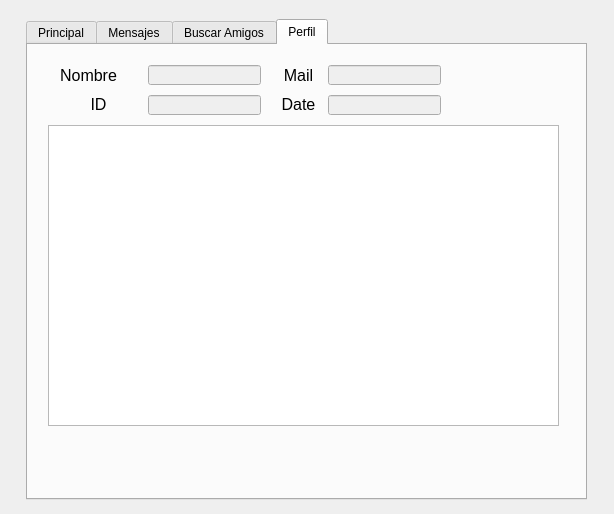
First picture: the form in TF/Red_Social/interfas.ui, repository PrenxLibert/Trabajo-Parcial-red-social-3-ciclo, before the edit.
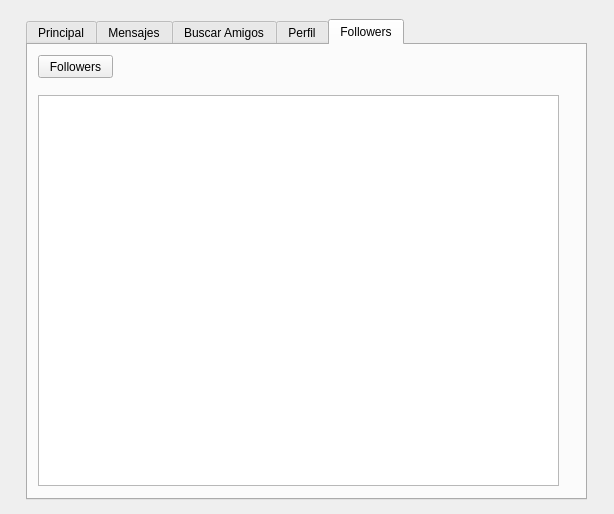
Second picture: the form after the edit.

Diff of the .ui file:
```diff
--- a/TF/Red_Social/interfas.ui
+++ b/TF/Red_Social/interfas.ui
@@ -23,7 +23,7 @@
     </rect>
    </property>
    <property name="currentIndex">
-    <number>3</number>
+    <number>4</number>
    </property>
    <widget class="QWidget" name="tab_3">
     <attribute name="title">
@@ -528,6 +528,34 @@
      </property>
     </widget>
    </widget>
+   <widget class="QWidget" name="tab">
+    <attribute name="title">
+     <string>Followers</string>
+    </attribute>
+    <widget class="QPushButton" name="btnMFollow">
+     <property name="geometry">
+      <rect>
+       <x>10</x>
+       <y>10</y>
+       <width>75</width>
+       <height>23</height>
+      </rect>
+     </property>
+     <property name="text">
+      <string>Followers</string>
+     </property>
+    </widget>
+    <widget class="QTextEdit" name="tbxFollowers">
+     <property name="geometry">
+      <rect>
+       <x>10</x>
+       <y>50</y>
+       <width>521</width>
+       <height>391</height>
+      </rect>
+     </property>
+    </widget>
+   </widget>
   </widget>
  </widget>
  <resources/>
```
Left out of the diff: 2 changed lines with no effect on the pictures.
